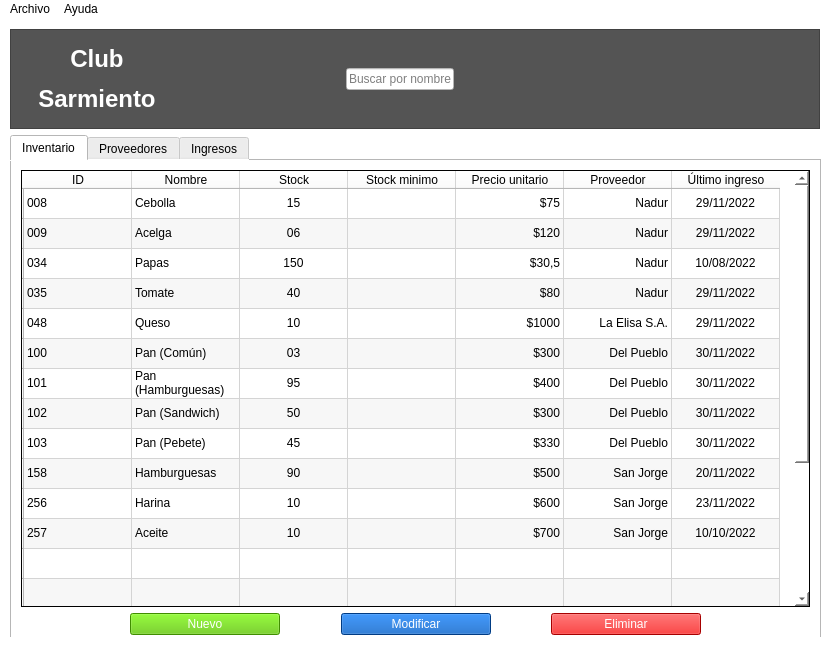
Qt form windows/main.ui (HitomiD/Proyecto-Desarrollo) before a commit.
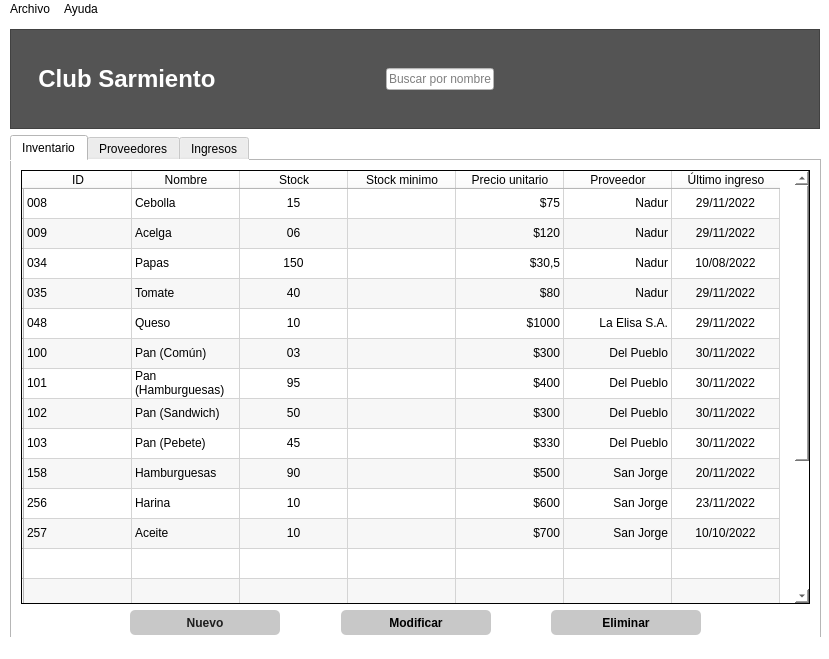
The same form after that commit. Icons and pictures are not drawn.

Commit message: Cambio de Interfaz y Agregacion de Historial

Diff of the .ui file:
```diff
--- a/windows/main.ui
+++ b/windows/main.ui
@@ -90,11 +90,17 @@
      </item>
      <item>
       <widget class="QLabel" name="tituloTab">
+       <property name="font">
+        <font>
+         <bold>false</bold>
+         <kerning>false</kerning>
+        </font>
+       </property>
        <property name="styleSheet">
-        <string notr="true">padding:0px;</string>
+        <string notr="true"/>
        </property>
        <property name="text">
-        <string>&lt;html&gt;&lt;head/&gt;&lt;body&gt;&lt;p align=&quot;center&quot;&gt;&lt;span style=&quot; font-size:18pt; font-weight:700; color:#ffffff;&quot;&gt;Club&lt;/span&gt;&lt;/p&gt;&lt;p align=&quot;center&quot;&gt;&lt;span style=&quot; font-size:18pt; font-weight:700; color:#ffffff;&quot;&gt;Sarmiento&lt;/span&gt;&lt;/p&gt;&lt;/body&gt;&lt;/html&gt;</string>
+        <string>&lt;html&gt;&lt;head/&gt;&lt;body&gt;&lt;p align=&quot;center&quot;&gt;&lt;span style=&quot; font-size:18pt; font-weight:700; color:#ffffff;&quot;&gt;Club Sarmiento&lt;/span&gt;&lt;/p&gt;&lt;/body&gt;&lt;/html&gt;</string>
        </property>
       </widget>
      </item>
@@ -980,9 +986,20 @@
             <height>0</height>
            </size>
           </property>
+          <property name="font">
+           <font>
+            <pointsize>9</pointsize>
+            <bold>true</bold>
+           </font>
+          </property>
+          <property name="cursor">
+           <cursorShape>PointingHandCursor</cursorShape>
+          </property>
           <property name="styleSheet">
-           <string notr="true">background-color: rgb(89, 197, 0);
-color: rgb(255, 255, 255);</string>
+           <string notr="true">background-color: rgb(200, 200, 200);
+color: rgb(30, 30, 30);
+border-radius:5px;
+height:25%;</string>
           </property>
           <property name="text">
            <string>Nuevo</string>
@@ -1010,9 +1027,20 @@
             <height>0</height>
            </size>
           </property>
+          <property name="font">
+           <font>
+            <pointsize>9</pointsize>
+            <bold>true</bold>
+           </font>
+          </property>
+          <property name="cursor">
+           <cursorShape>PointingHandCursor</cursorShape>
+          </property>
           <property name="styleSheet">
-           <string notr="true">background-color: rgb(0, 83, 184);
-color: rgb(255, 255, 255);</string>
+           <string notr="true">background-color: rgb(200, 200, 200);
+color: rgb(0, 0, 0);
+border-radius:5px;
+height:25%;</string>
           </property>
           <property name="text">
            <string>Modificar</string>
@@ -1040,9 +1068,21 @@
             <height>0</height>
            </size>
           </property>
+          <property name="font">
+           <font>
+            <pointsize>9</pointsize>
+            <bold>true</bold>
+            <kerning>false</kerning>
+           </font>
+          </property>
+          <property name="cursor">
+           <cursorShape>PointingHandCursor</cursorShape>
+          </property>
           <property name="styleSheet">
-           <string notr="true">background-color: rgb(232, 0, 0);
-color: rgb(255, 255, 255);</string>
+           <string notr="true">background-color: rgb(200, 200, 200);
+color: rgb(0, 0, 0);
+border-radius:5px;
+height:25%;</string>
           </property>
           <property name="text">
            <string>Eliminar</string>
```
Left out of the diff: 69 changed lines with no effect on the pictures. The commit also changes 3 other files.
